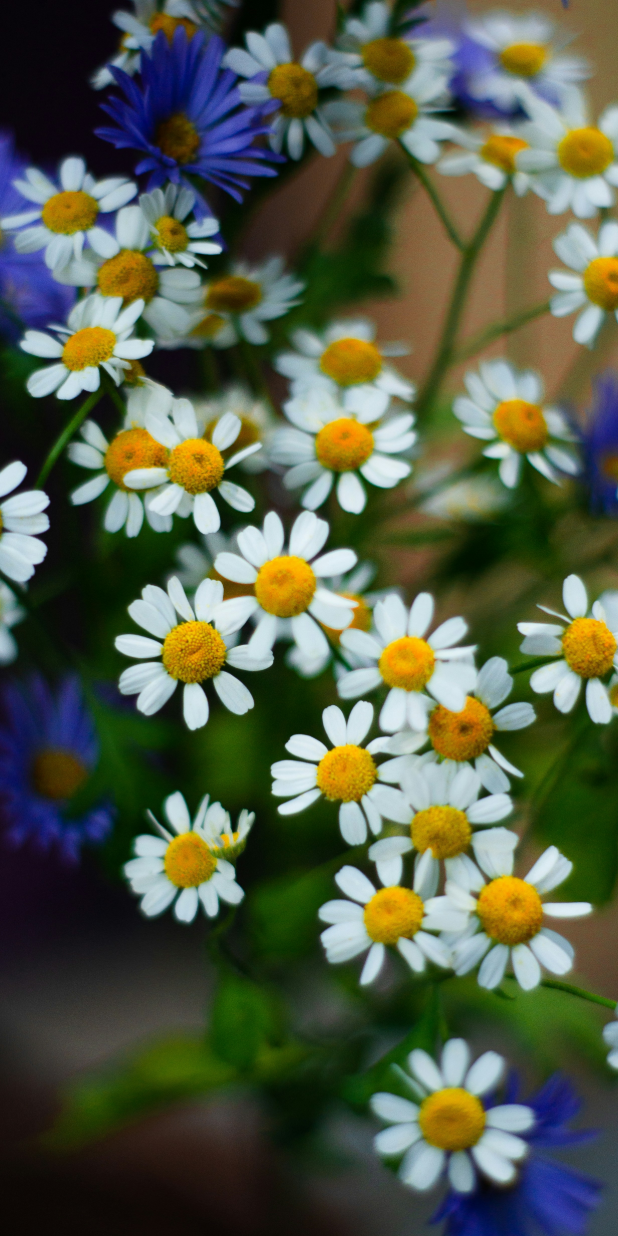
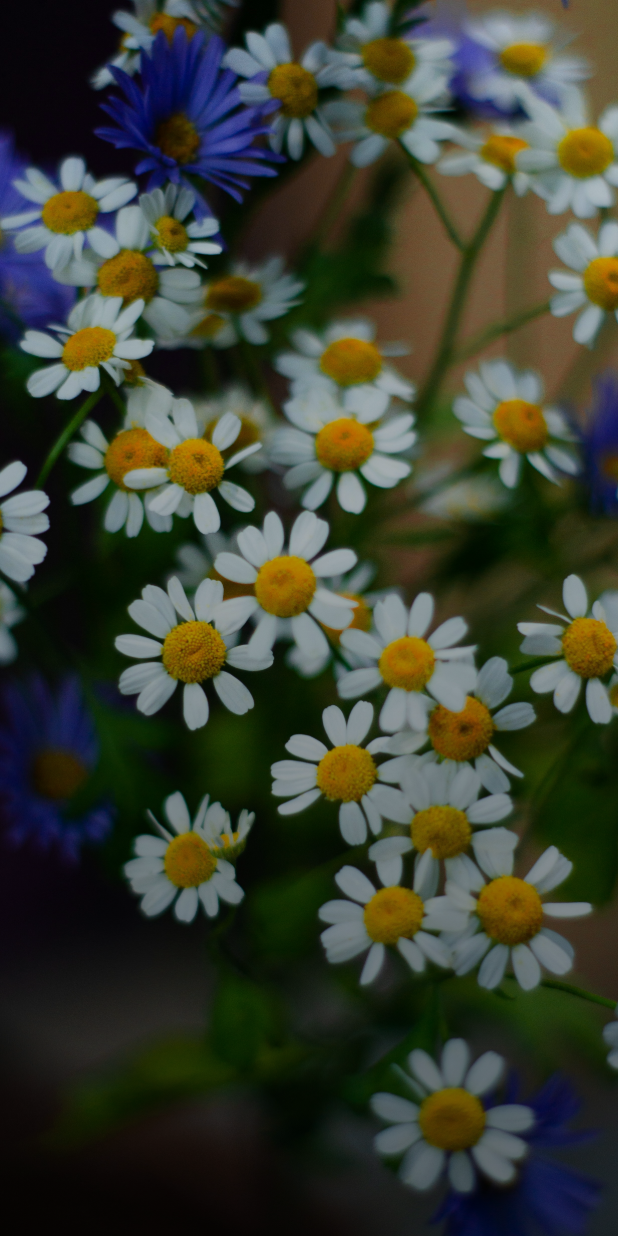
Before and after one commit to abdymazhittoretay/daily_quote_app, a Flutter app: the screen it shows after launch, on a phone screen of 412 x 824 dp. Run offline on Flutter 3.47's test engine with Material 3 defaults, Android fonts, the phone set to English and light mode, and no system bars.

Commit message:
added linear gradient to darker the back. image

```diff
--- a/lib/pages/home_page.dart
+++ b/lib/pages/home_page.dart
@@ -31,9 +31,21 @@ class _HomePageState extends State<HomePage> {
   @override
   Widget build(BuildContext context) {
     return Scaffold(
+      backgroundColor: Colors.transparent,
       body: Stack(
         fit: StackFit.expand,
-        children: [Image.asset(selectedImage, fit: BoxFit.cover)],
+        children: [
+          Image.asset(selectedImage, fit: BoxFit.cover),
+          Container(
+            decoration: BoxDecoration(
+              gradient: LinearGradient(
+                begin: Alignment.topCenter,
+                end: Alignment.bottomCenter,
+                colors: [Colors.black12, Colors.black54],
+              ),
+            ),
+          ),
+        ],
       ),
     );
   }
```
